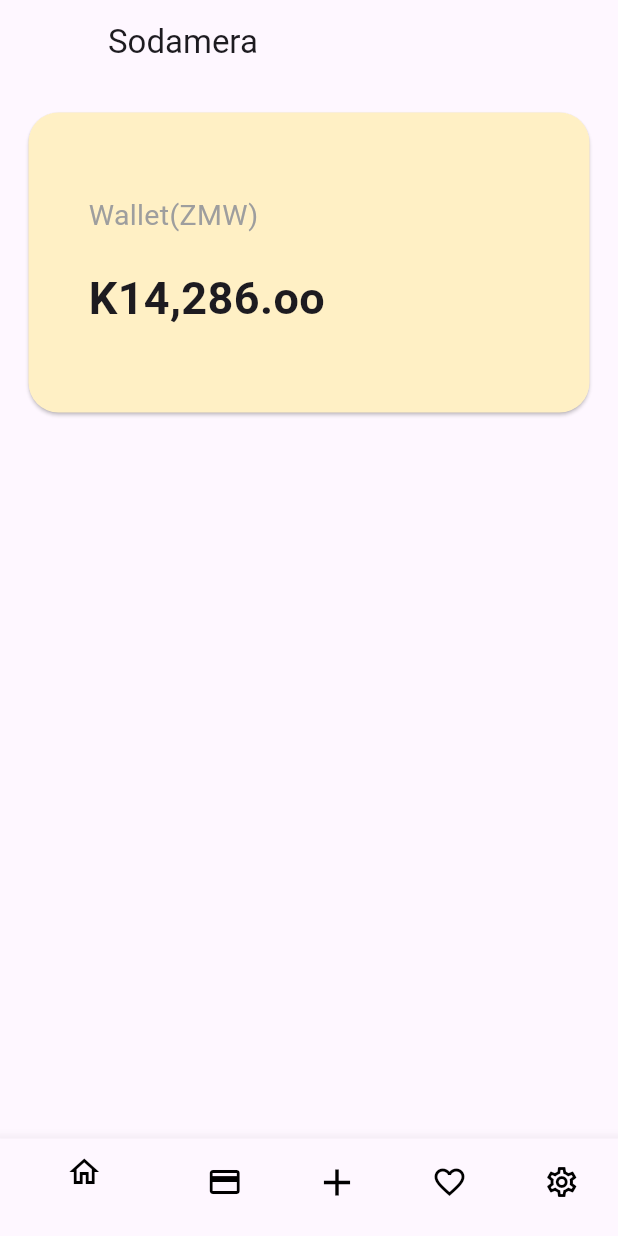
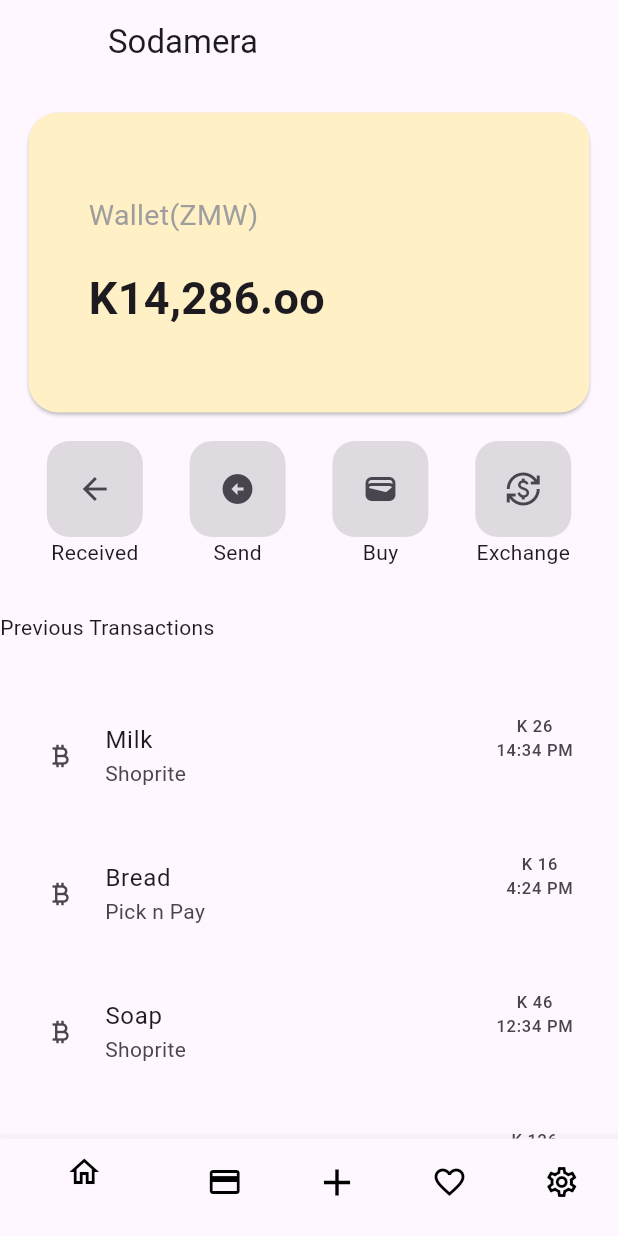
Before and after one commit to Musweu10/sodamera, a Flutter app: the BottomNav screen opened by its route, on a phone screen of 412 x 824 dp. Run offline on Flutter 3.47's test engine with Material 2 defaults, Android fonts, the phone set to English and light mode, and no system bars; our stand-ins replace introduction_screen.

Commit message:
transactions added and wallet updated

```diff
--- a/lib/screens/home.dart
+++ b/lib/screens/home.dart
@@ -1,5 +1,7 @@
 import 'package:flutter/material.dart';
 import 'package:sodamera/widgets/homescreen/walletCard.dart';
+
+import '../widgets/homescreen/transactions.dart';
 
 class HomeScreen extends StatelessWidget {
   const HomeScreen({Key? key}) : super(key: key);
@@ -7,8 +9,17 @@ class HomeScreen extends StatelessWidget {
   @override
   Widget build(BuildContext context) {
     return ListView(
+      scrollDirection: Axis.vertical,
       children:  const [
         WalletCard(),
+        SizedBox(
+          height: 30,
+        ),
+        Text("Previous Transactions"),
+        SizedBox(
+          height: 30,
+        ),
+        Transactions(),
       ],
     );
   }
--- /dev/null
+++ b/lib/widgets/homescreen/transactions.dart
@@ -0,0 +1,41 @@
+import 'package:flutter/material.dart';
+
+class Transactions extends StatelessWidget {
+  const Transactions({Key? key}) : super(key: key);
+
+  @override
+  Widget build(BuildContext context) {
+    Widget buildMyTransactions(BuildContext context,String title,subTitle,amount,time) {
+      return ListTile(
+        style: ListTileStyle.list,
+        contentPadding: const EdgeInsets.symmetric(
+          vertical: 10,
+          horizontal: 30,
+        ),
+        leading: const Icon(Icons.currency_bitcoin, size: 20),
+        title:  Text(title),
+        subtitle:  Text(subTitle),
+        trailing: Column(
+          children:  [
+            Text(amount),
+            // SizedBox(
+            //   height: 10,
+            // ),
+            Text(time),
+          ],
+        ),
+      );
+    }
+
+    return  Column(
+      children: [
+        buildMyTransactions(context, "Milk", "Shoprite", "K 26", "14:34 PM"),
+        buildMyTransactions(context, "Bread", "Pick n Pay", "K 16", "4:24 PM"),
+        buildMyTransactions(context, "Soap", "Shoprite", "K 46", "12:34 PM"),
+        buildMyTransactions(context, "Pizza", "Romans Pizza", "K 126", "11:00 AM"),
+        buildMyTransactions(context, "PlayStation 4", "Game", "K 4600", "14:34 PM"),
+        buildMyTransactions(context, "Milk", "Shoprite", "K 26", "14:34 PM"),
+      ],
+    );
+  }
+}
--- a/lib/widgets/homescreen/walletCard.dart
+++ b/lib/widgets/homescreen/walletCard.dart
@@ -5,7 +5,35 @@ class WalletCard extends StatelessWidget {
 
   @override
   Widget build(BuildContext context) {
-    return Padding(
+
+    Widget buildButtons(BuildContext context, IconData icon, String title){
+      return  Column(
+        children: [
+          IconButton(
+            onPressed: () {},
+            icon: Icon(
+              icon,
+            ),
+            style: ButtonStyle(
+              padding: MaterialStateProperty.all(
+                const EdgeInsets.all(20),
+              ),
+              backgroundColor: MaterialStateProperty.all(Colors.black12),
+              shape: MaterialStateProperty.all(
+                RoundedRectangleBorder(
+                  borderRadius: BorderRadius.circular(15),
+                ),
+              ),
+            ),
+          ),
+          Text(title),
+        ],
+      );
+    }
+
+    return Column(
+      children: [
+        Container(
           padding: const EdgeInsets.all(15.0),
           child: Card(
             shape: RoundedRectangleBorder(
@@ -14,7 +42,7 @@ class WalletCard extends StatelessWidget {
             color: const Color(0xFFfff0c5),
             child: SizedBox(
               height: 200,
-          width: 200,
+              width: 400,
               child: Column(
                 crossAxisAlignment: CrossAxisAlignment.start,
                 mainAxisAlignment: MainAxisAlignment.center,
@@ -23,7 +51,7 @@ class WalletCard extends StatelessWidget {
                     padding: EdgeInsets.symmetric(vertical: 5, horizontal: 40),
                     child: Text(
                       "Wallet(ZMW)",
-                  style: TextStyle(fontSize: 19,color: Colors.grey),
+                      style: TextStyle(fontSize: 19, color: Colors.grey),
                     ),
                   ),
                   SizedBox(height: 10),
@@ -41,6 +69,19 @@ class WalletCard extends StatelessWidget {
               ),
             ),
           ),
+        ),
+        Row(
+          mainAxisAlignment: MainAxisAlignment.spaceEvenly,
+          crossAxisAlignment: CrossAxisAlignment.center,
+          children: [
+           buildButtons(context, Icons.arrow_back_sharp, "Received"),
+           buildButtons(context, Icons.arrow_circle_left_sharp, "Send"),
+           buildButtons(context, Icons.wallet, "Buy"),
+           buildButtons(context, Icons.currency_exchange_outlined, "Exchange"),
+
+          ],
+        )
+      ],
     );
   }
 }
```
Lines whose indentation alone changed are shown as unchanged.
